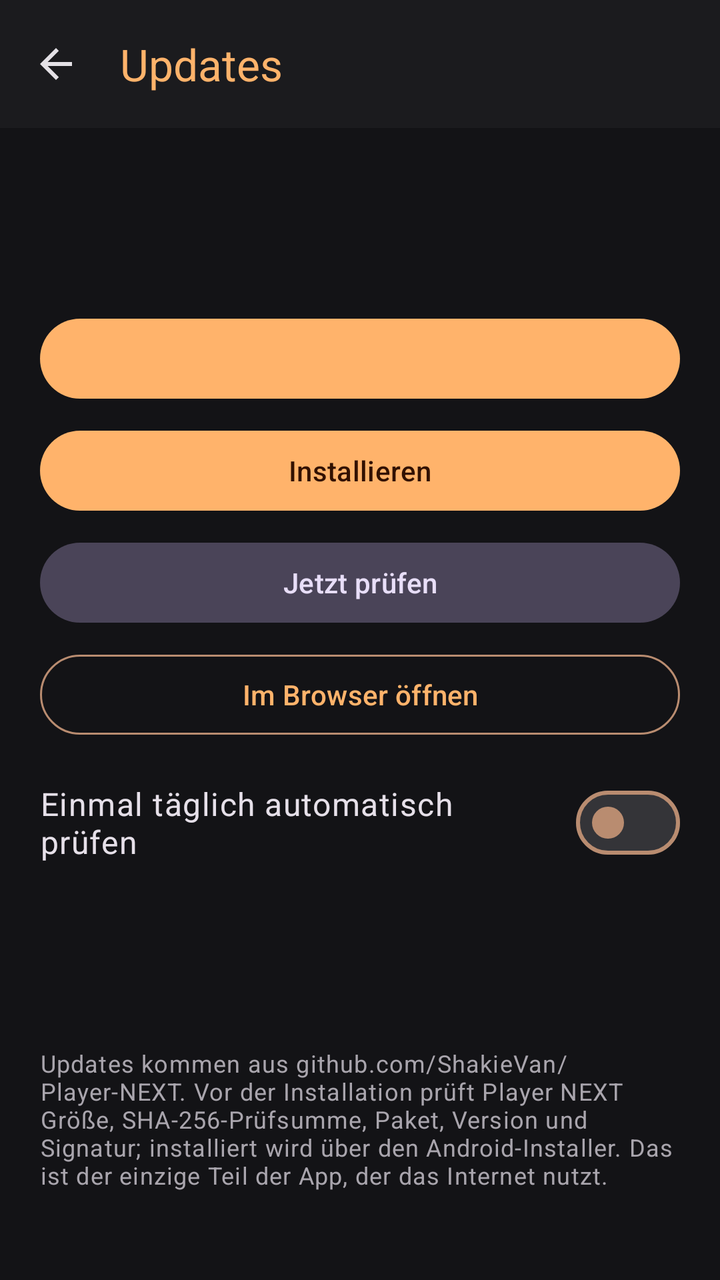
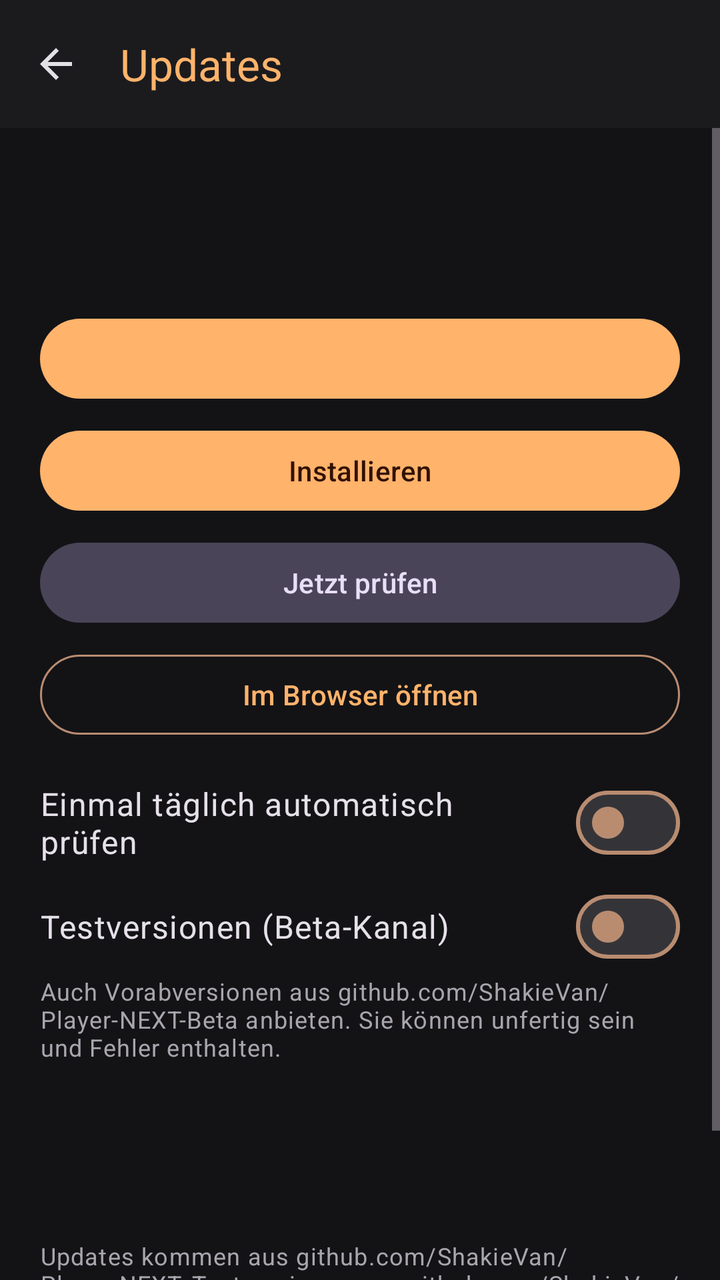

An Android layout rendered at two revisions. The XML below is the earlier revision; the diff shows what the commit changed to produce the second picture.
<!-- AndroidManifest.xml: application theme Theme.PlayerNext -->
<!-- res/layout/activity_update.xml -->
<?xml version="1.0" encoding="utf-8"?>
<LinearLayout xmlns:android="http://schemas.android.com/apk/res/android"
    xmlns:app="http://schemas.android.com/apk/res-auto"
    android:layout_width="match_parent"
    android:layout_height="match_parent"
    android:background="@color/pn_surface"
    android:orientation="vertical">

    <com.google.android.material.appbar.MaterialToolbar
        android:id="@+id/toolbar"
        android:layout_width="match_parent"
        android:layout_height="?attr/actionBarSize"
        android:background="@color/pn_surface_low"
        app:navigationIcon="@drawable/ic_back"
        app:navigationIconTint="@color/pn_on_surface"
        app:title="@string/updates_title"
        app:titleTextColor="?attr/pnAccent" />

    <ScrollView
        android:layout_width="match_parent"
        android:layout_height="0dp"
        android:layout_weight="1">

        <LinearLayout
            android:layout_width="match_parent"
            android:layout_height="wrap_content"
            android:orientation="vertical"
            android:padding="20dp">

            <TextView
                android:id="@+id/installed"
                android:layout_width="match_parent"
                android:layout_height="wrap_content"
                android:textAppearance="?attr/textAppearanceBodyLarge"
                android:textColor="?android:attr/textColorSecondary" />

            <TextView
                android:id="@+id/status"
                android:layout_width="match_parent"
                android:layout_height="wrap_content"
                android:layout_marginTop="12dp"
                android:textAppearance="?attr/textAppearanceTitleMedium" />

            <com.google.android.material.progressindicator.LinearProgressIndicator
                android:id="@+id/progress"
                android:layout_width="match_parent"
                android:layout_height="wrap_content"
                android:layout_marginTop="12dp"
                android:max="100"
                android:visibility="gone" />

            <com.google.android.material.button.MaterialButton
                android:id="@+id/btn_download"
                android:layout_width="match_parent"
                android:layout_height="wrap_content"
                android:layout_marginTop="16dp" />

            <com.google.android.material.button.MaterialButton
                android:id="@+id/btn_install"
                android:layout_width="match_parent"
                android:layout_height="wrap_content"
                android:layout_marginTop="8dp"
                android:text="@string/update_install" />

            <com.google.android.material.button.MaterialButton
                android:id="@+id/btn_check"
                style="@style/Widget.Material3.Button.TonalButton"
                android:layout_width="match_parent"
                android:layout_height="wrap_content"
                android:layout_marginTop="8dp"
                android:text="@string/update_check_now" />

            <com.google.android.material.button.MaterialButton
                android:id="@+id/btn_browser"
                style="@style/Widget.Material3.Button.OutlinedButton"
                android:layout_width="match_parent"
                android:layout_height="wrap_content"
                android:layout_marginTop="8dp"
                android:text="@string/update_open_browser" />

            <com.google.android.material.materialswitch.MaterialSwitch
                android:id="@+id/auto_check"
                android:layout_width="match_parent"
                android:layout_height="wrap_content"
                android:layout_marginTop="16dp"
                android:text="@string/update_auto"
                android:textAppearance="?attr/textAppearanceBodyLarge" />

            <TextView
                android:id="@+id/notes_title"
                android:layout_width="match_parent"
                android:layout_height="wrap_content"
                android:layout_marginTop="20dp"
                android:textAppearance="?attr/textAppearanceTitleSmall"
                android:textColor="?attr/pnAccent" />

            <TextView
                android:id="@+id/notes"
                android:layout_width="match_parent"
                android:layout_height="wrap_content"
                android:layout_marginTop="6dp"
                android:textAppearance="?attr/textAppearanceBodyMedium"
                android:textIsSelectable="true" />

            <TextView
                android:layout_width="match_parent"
                android:layout_height="wrap_content"
                android:layout_marginTop="24dp"
                android:text="@string/update_source_hint"
                android:textAppearance="?attr/textAppearanceBodySmall"
                android:textColor="?android:attr/textColorSecondary" />
        </LinearLayout>
    </ScrollView>
</LinearLayout>
<!-- resources referenced by this layout -->
<resources>
  <color name="pn_on_surface">#E4E1E6</color>
  <color name="pn_surface">#131316</color>
  <color name="pn_surface_low">#1B1B1E</color>
  <!-- drawable ic_back (drawable) -->
  <?xml version="1.0" encoding="utf-8"?>
  <vector xmlns:android="http://schemas.android.com/apk/res/android"
      android:width="24dp"
      android:height="24dp"
      android:viewportWidth="24"
      android:viewportHeight="24">
      <path android:fillColor="@android:color/white" android:pathData="M20,11H7.83l5.59,-5.59L12,4l-8,8 8,8 1.41,-1.41L7.83,13H20v-2z" />
  </vector>
  <string name="update_auto">Einmal täglich automatisch prüfen</string>
  <string name="update_check_now">Jetzt prüfen</string>
  <string name="update_install">Installieren</string>
  <string name="update_open_browser">Im Browser öffnen</string>
  <string name="update_source_hint">Updates kommen aus github.com/ShakieVan/Player-NEXT. Vor der Installation prüft Player NEXT Größe, SHA-256-Prüfsumme, Paket, Version und Signatur; installiert wird über den Android-Installer. Das ist der einzige Teil der App, der das Internet nutzt.</string>
  <string name="updates_title">Updates</string>
  <color name="pn_primary">#FFB36B</color>
  <color name="pn_on_primary">#321100</color>
  <color name="pn_active_bg">#2B1A12</color>
  <color name="pn_primary_strong">#FF7A3D</color>
  <color name="pn_secondary">#FFD08A</color>
  <color name="pn_surface_high">#2A2A2D</color>
  <color name="pn_surface_highest">#343438</color>
  <color name="pn_on_surface_dim">#A9A5AD</color>
  <color name="pn_outline">#B98C70</color>
  <color name="pn_outline_variant">#63422F</color>
  <color name="pn_surface_lowest">#0E0E11</color>
  <style name="Widget.PlayerNext.PopupMenu" parent="Widget.Material3.PopupMenu">
          <item name="android:popupBackground">@drawable/popup_background</item>
      </style>
  <style name="ThemeOverlay.PlayerNext.Dialog" parent="ThemeOverlay.Material3.MaterialAlertDialog">
          <item name="colorPrimary">?attr/pnAccent</item>
          <item name="colorSurface">@color/pn_surface_high</item>
          <item name="colorSurfaceContainerHigh">@color/pn_surface_high</item>
          <item name="colorOnSurface">@color/pn_on_surface</item>
          <item name="android:windowBackground">@drawable/dialog_background</item>
      </style>
  <style name="Widget.PlayerNext.Toolbar" parent="Widget.Material3.Toolbar">
          <item name="android:background">@color/pn_surface_low</item>
          <item name="titleTextColor">@color/pn_on_surface</item>
      </style>
  <!-- drawable ic_close (drawable) -->
  <?xml version="1.0" encoding="utf-8"?>
  <vector xmlns:android="http://schemas.android.com/apk/res/android"
      android:width="24dp"
      android:height="24dp"
      android:viewportWidth="24"
      android:viewportHeight="24">
      <path android:fillColor="@android:color/white" android:pathData="M19,6.41L17.59,5 12,10.59 6.41,5 5,6.41 10.59,12 5,17.59 6.41,19 12,13.41 17.59,19 19,17.59 13.41,12z" />
  </vector>
  <!-- drawable popup_background (drawable) -->
  <?xml version="1.0" encoding="utf-8"?>
  <shape xmlns:android="http://schemas.android.com/apk/res/android" android:shape="rectangle">
      <solid android:color="@color/pn_surface_high" />
      <corners android:radius="10dp" />
      <stroke android:width="1dp" android:color="#22FFFFFF" />
  </shape>
  <!-- drawable dialog_background (drawable) -->
  <?xml version="1.0" encoding="utf-8"?>
  <inset xmlns:android="http://schemas.android.com/apk/res/android"
      android:insetLeft="20dp" android:insetRight="20dp" android:insetTop="24dp" android:insetBottom="24dp">
      <shape android:shape="rectangle">
          <solid android:color="@color/pn_surface_high" />
          <corners android:radius="18dp" />
      </shape>
  </inset>
  <!-- unchanged entries left out for length: 2 -->
</resources>

<!-- the commit's change to res/layout/activity_update.xml (unified diff, before → after) -->
@@ -86,6 +86,21 @@
                 android:text="@string/update_auto"
                 android:textAppearance="?attr/textAppearanceBodyLarge" />
 
+            <com.google.android.material.materialswitch.MaterialSwitch
+                android:id="@+id/beta"
+                android:layout_width="match_parent"
+                android:layout_height="wrap_content"
+                android:layout_marginTop="4dp"
+                android:text="@string/update_beta"
+                android:textAppearance="?attr/textAppearanceBodyLarge" />
+
+            <TextView
+                android:layout_width="match_parent"
+                android:layout_height="wrap_content"
+                android:text="@string/update_beta_hint"
+                android:textAppearance="?attr/textAppearanceBodySmall"
+                android:textColor="?android:attr/textColorSecondary" />
+
             <TextView
                 android:id="@+id/notes_title"
                 android:layout_width="match_parent"
<!-- resource entries referenced after the edit -->
@@ -13,10 +13,12 @@
       <path android:fillColor="@android:color/white" android:pathData="M20,11H7.83l5.59,-5.59L12,4l-8,8 8,8 1.41,-1.41L7.83,13H20v-2z" />
   </vector>
   <string name="update_auto">Einmal täglich automatisch prüfen</string>
+  <string name="update_beta">Testversionen (Beta-Kanal)</string>
+  <string name="update_beta_hint">Auch Vorabversionen aus github.com/ShakieVan/Player-NEXT-Beta anbieten. Sie können unfertig sein und Fehler enthalten.</string>
   <string name="update_check_now">Jetzt prüfen</string>
   <string name="update_install">Installieren</string>
   <string name="update_open_browser">Im Browser öffnen</string>
-  <string name="update_source_hint">Updates kommen aus github.com/ShakieVan/Player-NEXT. Vor der Installation prüft Player NEXT Größe, SHA-256-Prüfsumme, Paket, Version und Signatur; installiert wird über den Android-Installer. Das ist der einzige Teil der App, der das Internet nutzt.</string>
+  <string name="update_source_hint">Updates kommen aus github.com/ShakieVan/Player-NEXT, Testversionen aus github.com/ShakieVan/Player-NEXT-Beta. Vor der Installation prüft Player NEXT Größe, SHA-256-Prüfsumme, Paket, Version und Signatur; installiert wird über den Android-Installer. Das ist der einzige Teil der App, der das Internet nutzt.</string>
   <string name="updates_title">Updates</string>
   <color name="pn_primary">#FFB36B</color>
   <color name="pn_on_primary">#321100</color>
